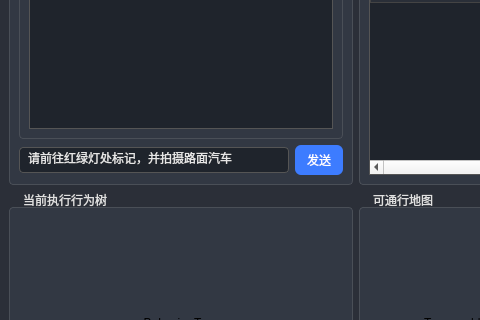
First picture: the form in app/window.ui, repository xyyandhtl/EmbodiedGenAgent, before the edit; both pictures show x 0 to 480 and y 320 to 640 of the 1150 by 790 pixel window.
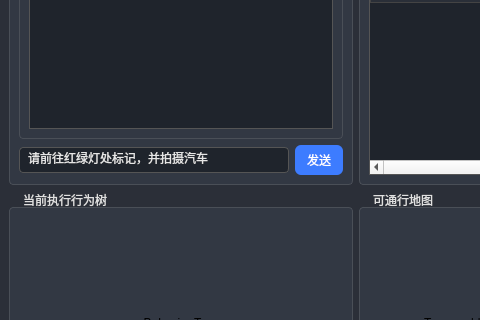
Second picture: the form after the edit.

```diff
--- a/app/window.ui
+++ b/app/window.ui
@@ -178,7 +178,7 @@
          <item>
           <widget class="QLineEdit" name="instructionEdit">
            <property name="text">
-            <string>请前往红绿灯处标记，并拍摄路面汽车</string>
+            <string>请前往红绿灯处标记，并拍摄汽车</string>
            </property>
            <property name="placeholderText">
             <string>输入指令...</string>
```
